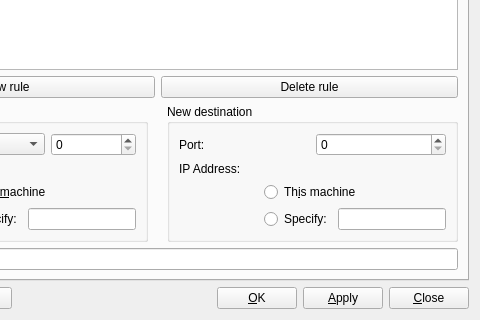
antocm/guidedog, file guidedogwindow.ui: the form before one commit; both pictures show x 165 to 645 and y 240 to 560 of the 645 by 560 pixel window.
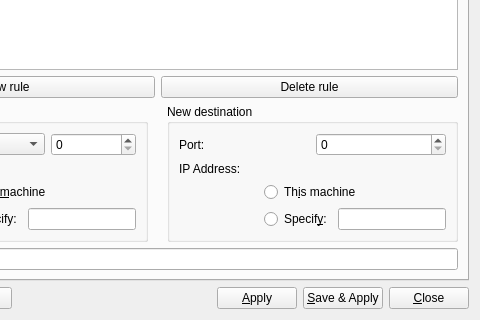
The form after the commit. The open tabs and pages were chosen to show the change. Icons and pictures are not drawn. Custom widgets are drawn as their Qt base class.

The edit to the form file:
```diff
--- a/guidedogwindow.ui
+++ b/guidedogwindow.ui
@@ -627,7 +627,7 @@
               <item row="1" column="1">
                <widget class="QRadioButton" name="newspecifyradio">
                 <property name="text">
-                 <string>Specify:</string>
+                 <string>Specif&amp;y:</string>
                 </property>
                </widget>
               </item>
@@ -805,19 +805,6 @@
        </property>
       </spacer>
      </item>
-     <item>
-      <widget class="QPushButton" name="okButton">
-       <property name="toolTip">
-        <string/>
-       </property>
-       <property name="whatsThis">
-        <string/>
-       </property>
-       <property name="text">
-        <string>&amp;OK</string>
-       </property>
-      </widget>
-     </item>
      <item>
       <widget class="QPushButton" name="applyButton">
        <property name="text">
@@ -825,6 +812,19 @@
        </property>
       </widget>
      </item>
+     <item>
+      <widget class="QPushButton" name="saveApplyButton">
+       <property name="toolTip">
+        <string/>
+       </property>
+       <property name="whatsThis">
+        <string/>
+       </property>
+       <property name="text">
+        <string>&amp;Save &amp;&amp; Apply</string>
+       </property>
+      </widget>
+     </item>
      <item>
       <widget class="QPushButton" name="closeButton">
        <property name="text">
```
